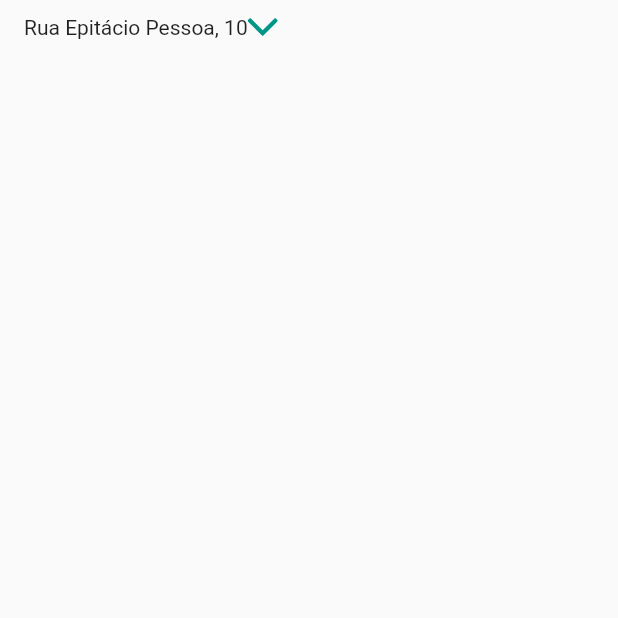
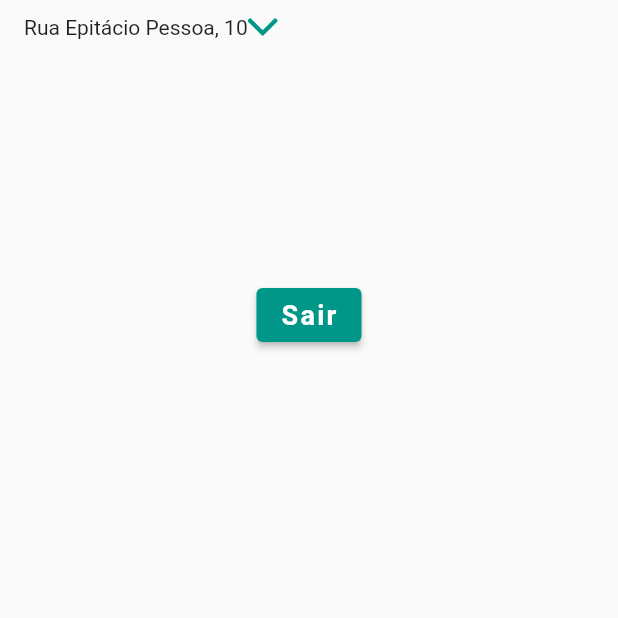
Before and after one commit to DoctorPlusApp/DoctorPlus, a Flutter app: the ContentPage screen opened directly, on a phone screen of 412 x 824 dp, the top half of it. Run offline on Flutter 3.47's test engine with Material 2 defaults, Android fonts, the phone set to English and light mode, and no system bars; our stand-ins replace flutter_svg.

Commit message:
feat: logout button

```diff
--- a/lib/views/content/content_page.dart
+++ b/lib/views/content/content_page.dart
@@ -1,7 +1,7 @@
-import 'package:doctor_plus_app/core/theme/app_colors.dart';
-import 'package:doctor_plus_app/core/theme/app_icons.dart';
 import 'package:doctor_plus_app/views/content/components/header_local_component.dart';
+import 'package:doctor_plus_app/views/content/login_screen.dart';
 import 'package:flutter/material.dart';
+import 'package:flutter/services.dart';
 
 class ContentPage extends StatelessWidget {
   @override
@@ -11,8 +11,38 @@ class ContentPage extends StatelessWidget {
       children: [
         HeaderLocationComponent(
           location: 'Rua Epitácio Pessoa, 10',
-        )
+        ),
+        Container(
+          child: Column(
+            children: <Widget>[
+              buildLoginBtn(context),
+            ],
+          ),
+        ),
       ],
     ));
   }
+
+  Widget buildLoginBtn(BuildContext context) {
+    return Container(
+      padding: EdgeInsets.all(150),
+      child: ElevatedButton(
+        onPressed: () {
+          Navigator.push(
+            context,
+            MaterialPageRoute(builder: (context) => LoginScreen()),
+          );
+        },
+        child: Text(
+          'Sair',
+          style: TextStyle(
+            color: Colors.white,
+            letterSpacing: 1.5,
+            fontSize: 18.0,
+            fontWeight: FontWeight.bold,
+          ),
+        ),
+      ),
+    );
+  }
 }
```
